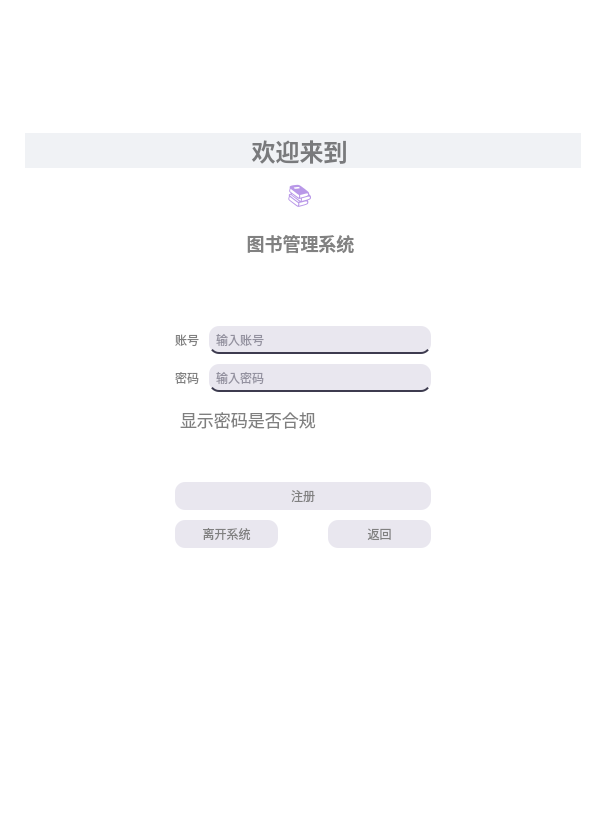
Before: the Qt Designer form class/图书管理系统3/注册界面完美.ui in QLluck/python, drawn with Qt 5.
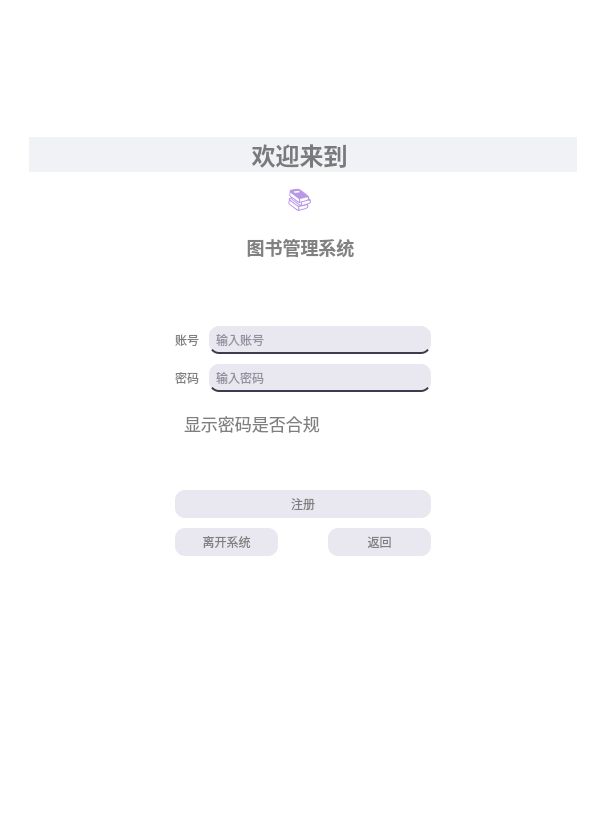
After: the same form once the commit is applied.

Commit message: 2025年05月16日10:20:09

Patch:
```diff
--- a/class/图书管理系统3/注册界面完美.ui
+++ b/class/图书管理系统3/注册界面完美.ui
@@ -24,6 +24,13 @@
     background-color: #ffffff;
     color: #808080;
 }
+QTextBrowser {
+    border: none; /* 隐藏边框 */
+    background-color: transparent; /* 背景颜色 */
+    color: #808080; /* 文字颜色 */
+    border-radius: 10px; /* 圆角 */
+    padding: 5px; /* 内边距 */
+}
 QPushButton {
     background-color: #e9e7ef;
     border-radius: 10px;
```
